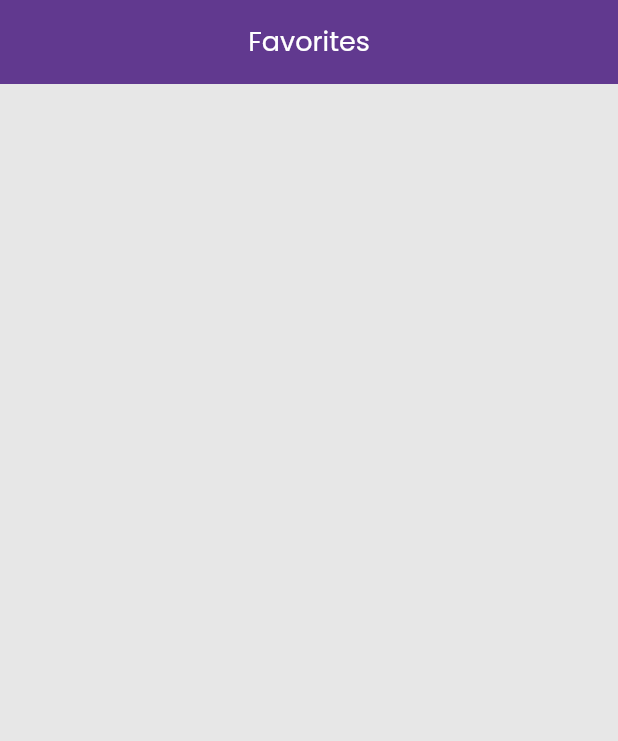
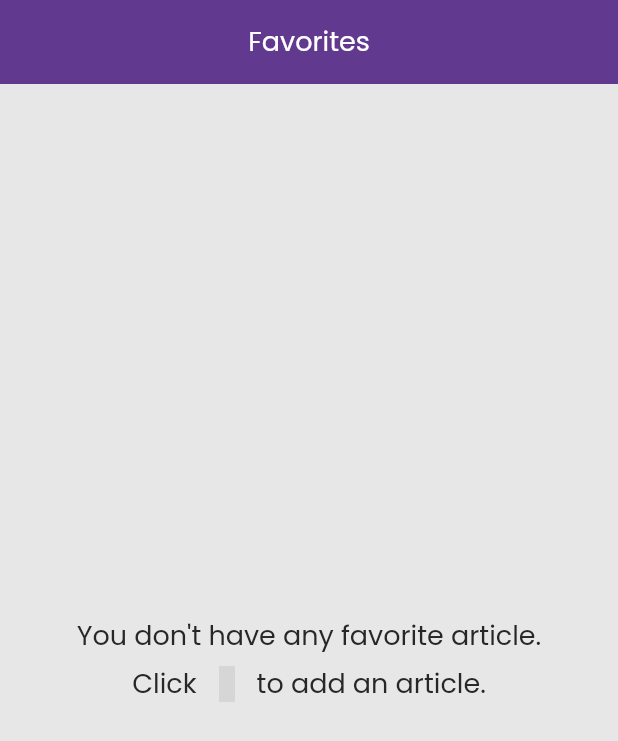
Before and after one commit to sumanhope/NewsAPI, a Flutter app: the FavoriteScreen screen opened directly, on a phone screen of 412 x 824 dp. Shown: the top 741 px of the screen. Run offline on Flutter 3.47's test engine with Material 3 defaults, Android fonts, the phone set to English and light mode, and no system bars; our stand-ins replace get, get_storage, google_nav_bar, icons_plus, keyboard_dismisser, skeletonizer; accounts and stored records are empty; grey boxes are pictures that could not be loaded.

Commit message:
Favorite Screen UI

```diff
--- /dev/null
+++ b/lib/controllers/favoritecontroller.dart
@@ -0,0 +1,37 @@
+import 'package:get/get.dart';
+import 'package:get_storage/get_storage.dart';
+import 'package:newsapi/utils/popus/loader.dart';
+import '../model/newsmodel.dart';
+
+class FavoriteController extends GetxController {
+  static FavoriteController get instance => Get.find();
+  final box = GetStorage();
+  var favorites = <Article>[].obs;
+  @override
+  void onInit() {
+    List? storedFavorites = box.read<List>('favorites');
+    if (storedFavorites != null) {
+      favorites = storedFavorites.map((e) => Article.favJson(e)).toList().obs;
+    }
+    ever(favorites, (_) {
+      box.write('favorites', favorites.map((e) => e.toJson()).toList());
+    });
+    super.onInit();
+  }
+
+  void toggleFavorite(Article article) {
+    if (favorites.contains(article)) {
+      favorites.remove(article);
+      MFLoader.errorSnackBar(
+        title: "Removed from Favorites",
+        message: "This article has been removed from favorites.",
+      );
+    } else {
+      favorites.add(article);
+      MFLoader.sucessSnackBar(
+        title: "Added to Favorites",
+        message: "This article has been added to favorites.",
+      );
+    }
+  }
+}
--- a/lib/screens/favorites.dart
+++ b/lib/screens/favorites.dart
@@ -1,4 +1,10 @@
 import 'package:flutter/material.dart';
+import 'package:get/get.dart';
+import 'package:icons_plus/icons_plus.dart';
+import 'package:newsapi/screens/articledetails.dart';
+import 'package:newsapi/utils/constants/sizes.dart';
+import 'package:newsapi/widgets/categorynewscontainer.dart';
+import '../controllers/favoritecontroller.dart';
 import '../utils/constants/colors.dart';
 import '../utils/helper/helper_function.dart';
 
@@ -8,6 +14,7 @@ class FavoriteScreen extends StatelessWidget {
   @override
   Widget build(BuildContext context) {
     final dark = MFHelperFunctions.isDarkMode(context);
+    final favController = Get.put(FavoriteController());
     return Scaffold(
       appBar: AppBar(
         backgroundColor: dark ? Colors.black : MFColors.primary,
@@ -18,10 +25,63 @@ class FavoriteScreen extends StatelessWidget {
           style: Theme.of(context).textTheme.headlineSmall!.apply(color: Colors.white),
         ),
       ),
-      body: Column(
-        children: [
-          Container(),
-        ],
+      body: Padding(
+        padding: const EdgeInsets.symmetric(horizontal: 15, vertical: 10),
+        child: Obx(() {
+          if (favController.favorites.isEmpty) {
+            return Center(
+              child: Column(
+                mainAxisAlignment: MainAxisAlignment.center,
+                children: [
+                  Text(
+                    "You don't have any favorite article.",
+                    style: Theme.of(context).textTheme.headlineSmall,
+                  ),
+                  const SizedBox(
+                    height: MFSizes.sm,
+                  ),
+                  Row(
+                    mainAxisAlignment: MainAxisAlignment.center,
+                    children: [
+                      Text(
+                        "Click",
+                        style: Theme.of(context).textTheme.headlineSmall,
+                      ),
+                      const SizedBox(
+                        width: MFSizes.sm,
+                      ),
+                      const Icon(Iconsax.heart_outline),
+                      const SizedBox(
+                        width: MFSizes.sm,
+                      ),
+                      Text(
+                        "to add an article.",
+                        style: Theme.of(context).textTheme.headlineSmall,
+                      ),
+                    ],
+                  )
+                ],
+              ),
+            );
+          } else {
+            return ListView.builder(
+              itemCount: favController.favorites.length,
+              itemBuilder: (context, index) {
+                final article = favController.favorites[index];
+                return CategoryNewsContianer(
+                  imagelink: article.urlToImage,
+                  category: "",
+                  author: article.author,
+                  title: article.title,
+                  description: article.description,
+                  func: () {
+                    Get.to(() => ArticleDetailsScreen(article: article));
+                  },
+                );
+              },
+            );
+          }
+        }),
       ),
     );
   }
```
